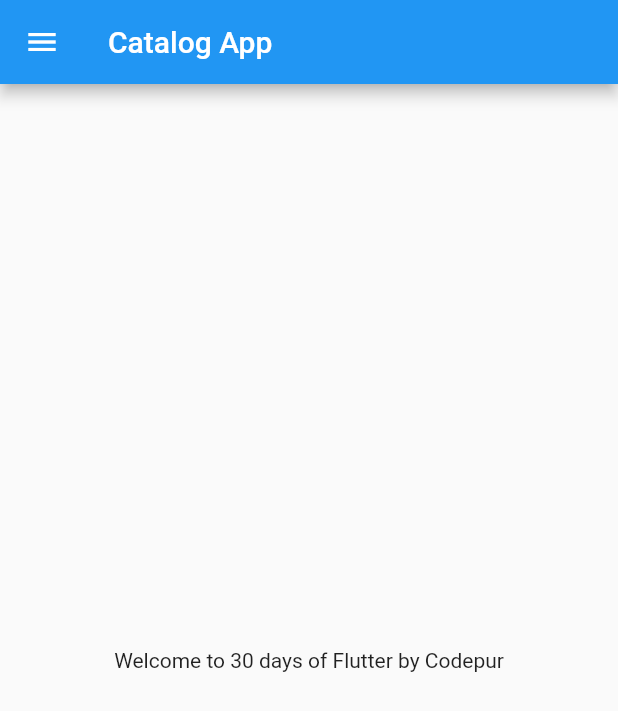
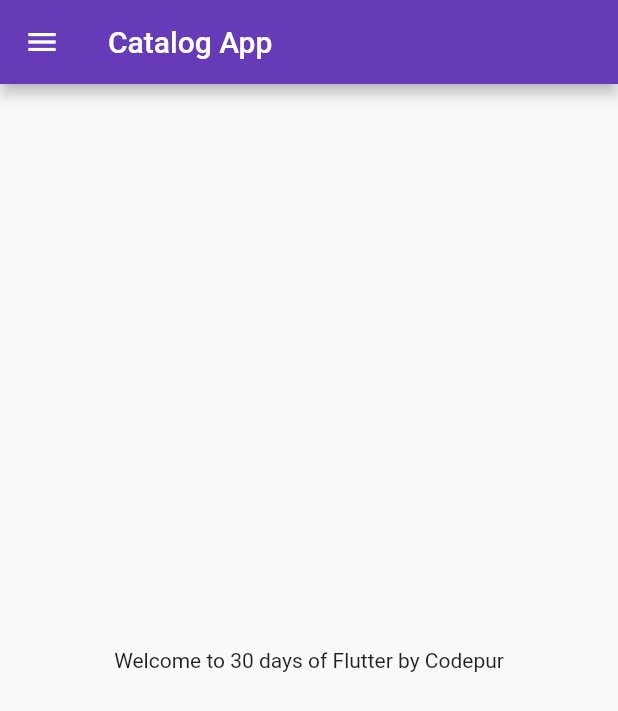
Before and after one commit to soham1sawant/30DaysofFlutter, a Flutter app: the screen it shows after launch, on a phone screen of 412 x 824 dp. Shown: the top 711 px of the screen. Run offline on Flutter 3.47's test engine with Material 2 defaults, Android fonts, the phone set to English and light mode, and no system bars.

Commit message:
day 3 completed

```diff
--- a/lib/main.dart
+++ b/lib/main.dart
@@ -1,5 +1,6 @@
 import 'package:flutter/material.dart';
-import 'package:welcome_app/home_page.dart';
+import 'package:welcome_app/pages/home_page.dart';
+import 'package:welcome_app/pages/login_page.dart';
 
 void main() {
   runApp(MyApp());
@@ -9,7 +10,19 @@ class MyApp extends StatelessWidget {
   @override
   Widget build(BuildContext context) {
     return MaterialApp(
-      home: HomePage(),
+      themeMode: ThemeMode.light,
+      theme: ThemeData(
+        primarySwatch: Colors.deepPurple,
+      ),
+      darkTheme: ThemeData(
+        brightness: Brightness.dark,
+      ),
+      initialRoute: '/home',
+      routes: {
+        '/': (context) => LoginPage(),
+        '/home': (context) => HomePage(),
+        '/login': (context) => LoginPage(),
+      },
     );
   }
 }
```
Also changed, not shown: lib/pages/login_page.dart (added, +19 -0 lines), lib/pages/home_page.dart (renamed from lib/home_page.dart).
